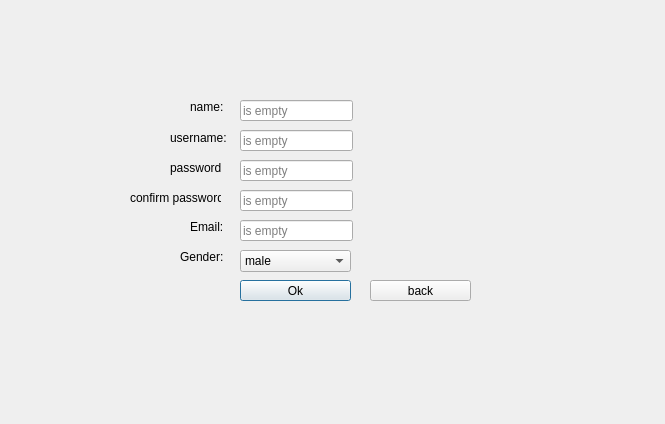
mohammadfattahi11/AP_Project, file register_info.ui: the form before one commit.
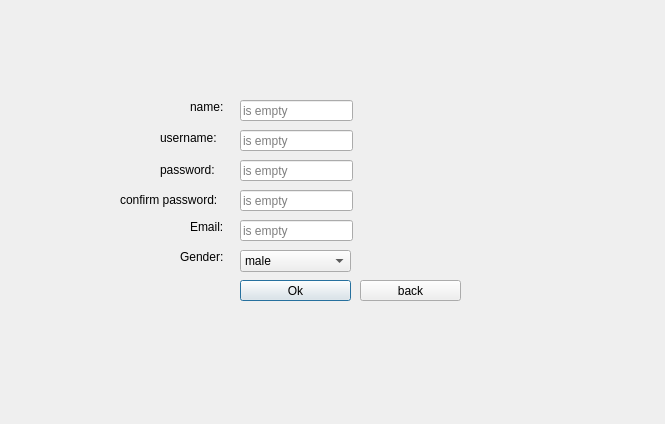
The form after the commit.

Diff of the .ui file:
```diff
--- a/register_info.ui
+++ b/register_info.ui
@@ -16,8 +16,8 @@
   <widget class="QLabel" name="label">
    <property name="geometry">
     <rect>
-     <x>-4</x>
-     <y>2</y>
+     <x>10</x>
+     <y>10</y>
      <width>661</width>
      <height>411</height>
     </rect>
@@ -45,7 +45,7 @@
   <widget class="QLabel" name="label_3">
    <property name="geometry">
     <rect>
-     <x>170</x>
+     <x>160</x>
      <y>130</y>
      <width>61</width>
      <height>16</height>
@@ -58,10 +58,10 @@
   <widget class="QLabel" name="label_4">
    <property name="geometry">
     <rect>
-     <x>170</x>
+     <x>160</x>
      <y>160</y>
-     <width>51</width>
-     <height>16</height>
+     <width>61</width>
+     <height>20</height>
     </rect>
    </property>
    <property name="text">
@@ -71,10 +71,10 @@
   <widget class="QLabel" name="label_5">
    <property name="geometry">
     <rect>
-     <x>130</x>
+     <x>120</x>
      <y>190</y>
-     <width>91</width>
-     <height>16</height>
+     <width>111</width>
+     <height>20</height>
     </rect>
    </property>
    <property name="text">
@@ -213,7 +213,7 @@
   <widget class="QPushButton" name="pushButton_2">
    <property name="geometry">
     <rect>
-     <x>370</x>
+     <x>360</x>
      <y>280</y>
      <width>101</width>
      <height>21</height>
```
Left out of the diff: 13 changed lines with no effect on the pictures.
